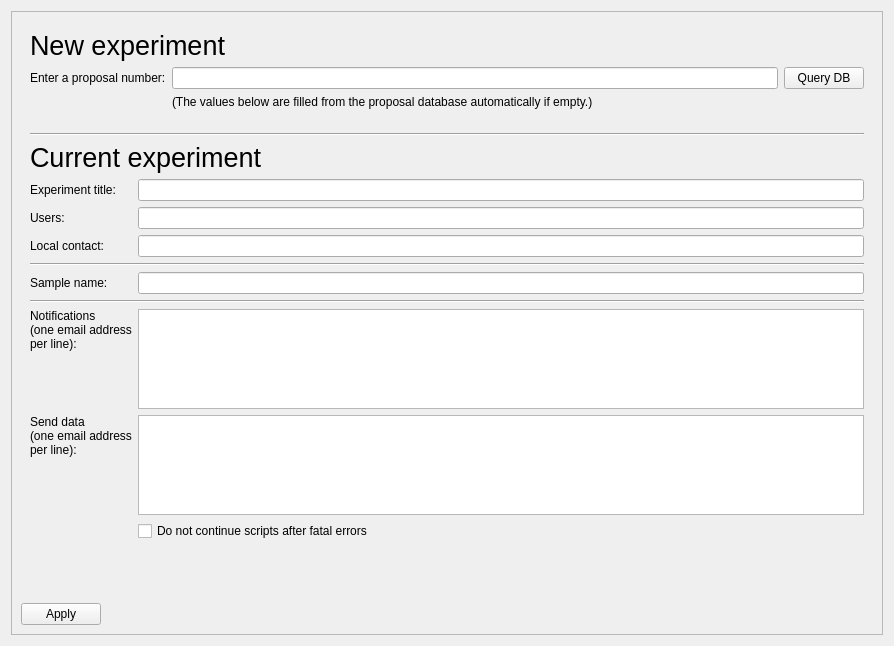
mlz-ictrl/nicos, file nicos_ess/gui/panels/ui_files/setup_exp.ui: the form before one commit.
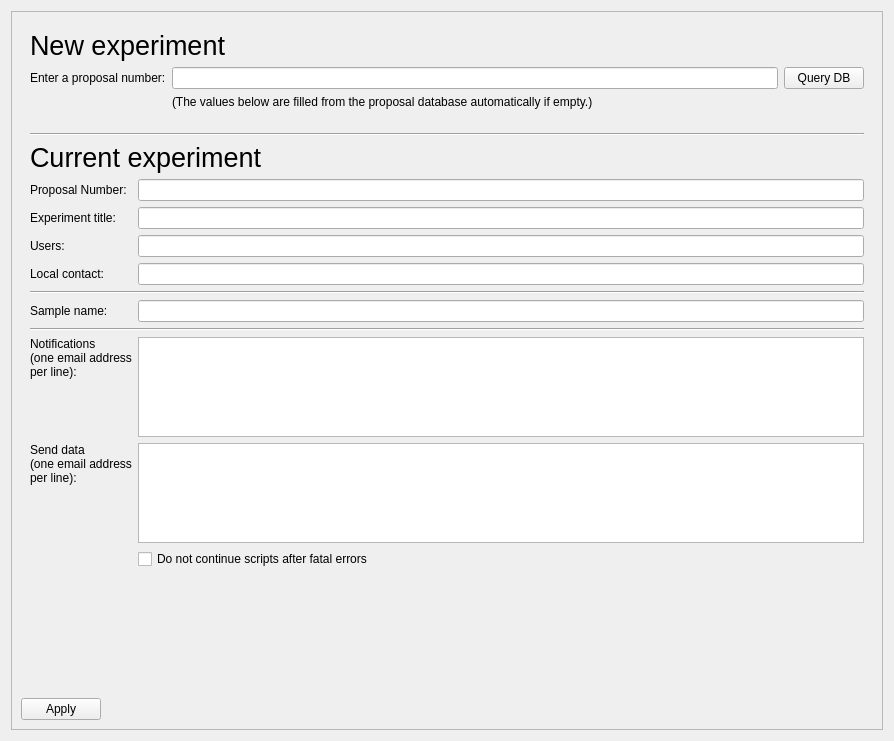
The form after the commit.

Commit message: Adding read-only field in the experiment setup panel ui

What changed in the file:
```diff
--- a/nicos_ess/gui/panels/ui_files/setup_exp.ui
+++ b/nicos_ess/gui/panels/ui_files/setup_exp.ui
@@ -7,7 +7,7 @@
     <x>0</x>
     <y>0</y>
     <width>894</width>
-    <height>646</height>
+    <height>741</height>
    </rect>
   </property>
   <property name="windowTitle">
@@ -23,19 +23,6 @@
       <enum>QFrame::Raised</enum>
      </property>
      <layout class="QFormLayout" name="formLayout">
-      <item row="2" column="0">
-       <spacer name="verticalSpacer">
-        <property name="orientation">
-         <enum>Qt::Vertical</enum>
-        </property>
-        <property name="sizeHint" stdset="0">
-         <size>
-          <width>0</width>
-          <height>20</height>
-         </size>
-        </property>
-       </spacer>
-      </item>
       <item row="0" column="0" colspan="2">
        <widget class="QWidget" name="newBox" native="true">
         <layout class="QGridLayout" name="gridLayout_3">
@@ -87,15 +74,15 @@
         </layout>
        </widget>
       </item>
-      <item row="1" column="0" colspan="2">
+      <item row="2" column="0" colspan="2">
        <widget class="QWidget" name="dataBox" native="true">
         <layout class="QVBoxLayout" name="verticalLayout_2">
          <item>
           <layout class="QGridLayout" name="gridLayout">
-           <item row="4" column="0">
-            <widget class="QLabel" name="label_8">
+           <item row="2" column="0">
+            <widget class="QLabel" name="label_12">
              <property name="text">
-              <string>Local contact:</string>
+              <string>Proposal Number: </string>
              </property>
             </widget>
            </item>
@@ -117,31 +104,38 @@
              </property>
             </widget>
            </item>
-           <item row="4" column="1">
+           <item row="5" column="0">
+            <widget class="QLabel" name="label_8">
+             <property name="text">
+              <string>Local contact:</string>
+             </property>
+            </widget>
+           </item>
+           <item row="5" column="1">
             <widget class="QLineEdit" name="localContact"/>
            </item>
-           <item row="6" column="0">
+           <item row="7" column="0">
             <widget class="QLabel" name="label_3">
              <property name="text">
               <string>Sample name:</string>
              </property>
             </widget>
            </item>
-           <item row="3" column="0">
+           <item row="4" column="0">
             <widget class="QLabel" name="label_7">
              <property name="text">
               <string>Users:</string>
              </property>
             </widget>
            </item>
-           <item row="2" column="0">
+           <item row="3" column="0">
             <widget class="QLabel" name="label_6">
              <property name="text">
               <string>Experiment title:</string>
              </property>
             </widget>
            </item>
-           <item row="9" column="1">
+           <item row="10" column="1">
             <widget class="QPlainTextEdit" name="dataEmails">
              <property name="sizePolicy">
               <sizepolicy hsizetype="Expanding" vsizetype="Minimum">
@@ -157,7 +151,7 @@
              </property>
             </widget>
            </item>
-           <item row="8" column="1">
+           <item row="9" column="1">
             <widget class="QPlainTextEdit" name="notifEmails">
              <property name="sizePolicy">
               <sizepolicy hsizetype="Expanding" vsizetype="Minimum">
@@ -179,14 +173,14 @@
              </property>
             </widget>
            </item>
-           <item row="7" column="0" colspan="2">
+           <item row="8" column="0" colspan="2">
             <widget class="Line" name="line_3">
              <property name="orientation">
               <enum>Qt::Horizontal</enum>
              </property>
             </widget>
            </item>
-           <item row="8" column="0">
+           <item row="9" column="0">
             <widget class="QLabel" name="label_10">
              <property name="sizePolicy">
               <sizepolicy hsizetype="Preferred" vsizetype="Minimum">
@@ -205,7 +199,7 @@
              </property>
             </widget>
            </item>
-           <item row="5" column="0" colspan="2">
+           <item row="6" column="0" colspan="2">
             <widget class="Line" name="line_2">
              <property name="orientation">
               <enum>Qt::Horizontal</enum>
@@ -219,7 +213,7 @@
              </property>
             </widget>
            </item>
-           <item row="9" column="0">
+           <item row="10" column="0">
             <widget class="QLabel" name="label_11">
              <property name="sizePolicy">
               <sizepolicy hsizetype="Preferred" vsizetype="Minimum">
@@ -238,28 +232,48 @@
              </property>
             </widget>
            </item>
-           <item row="6" column="1">
+           <item row="7" column="1">
             <widget class="QLineEdit" name="sampleName"/>
            </item>
-           <item row="10" column="1">
+           <item row="11" column="1">
             <widget class="QCheckBox" name="errorAbortBox">
              <property name="text">
               <string>Do not continue scripts after fatal errors</string>
              </property>
             </widget>
            </item>
-           <item row="2" column="1">
-            <widget class="QLineEdit" name="expTitle"/>
-           </item>
            <item row="3" column="1">
+            <widget class="QLineEdit" name="expTitle"/>
+           </item>
+           <item row="4" column="1">
             <widget class="QLineEdit" name="users"/>
            </item>
+           <item row="2" column="1">
+            <widget class="QLineEdit" name="proposalID">
+             <property name="readOnly">
+              <bool>true</bool>
+             </property>
+            </widget>
+           </item>
           </layout>
          </item>
         </layout>
        </widget>
       </item>
-      <item row="3" column="0" colspan="2">
+      <item row="3" column="0">
+       <spacer name="verticalSpacer">
+        <property name="orientation">
+         <enum>Qt::Vertical</enum>
+        </property>
+        <property name="sizeHint" stdset="0">
+         <size>
+          <width>0</width>
+          <height>20</height>
+         </size>
+        </property>
+       </spacer>
+      </item>
+      <item row="4" column="0" colspan="2">
        <widget class="QDialogButtonBox" name="buttonBox">
         <property name="layoutDirection">
          <enum>Qt::RightToLeft</enum>
```
The commit also changes 2 other files.
